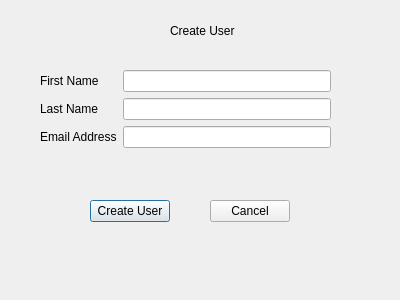
Above: gui/usercreatewindow.ui from hanspistorstetson/ProjectRevamp before the change. Below: the same form after it.
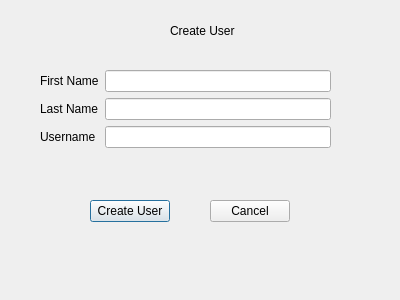
That is the form after the change.

Diff of the .ui file:
```diff
--- a/gui/usercreatewindow.ui
+++ b/gui/usercreatewindow.ui
@@ -46,7 +46,7 @@
     <item row="2" column="0">
      <widget class="QLabel" name="emailLabel">
       <property name="text">
-       <string>Email Address</string>
+       <string>Username</string>
       </property>
      </widget>
     </item>
```
Left out of the diff: 4 changed lines with no effect on the pictures.
